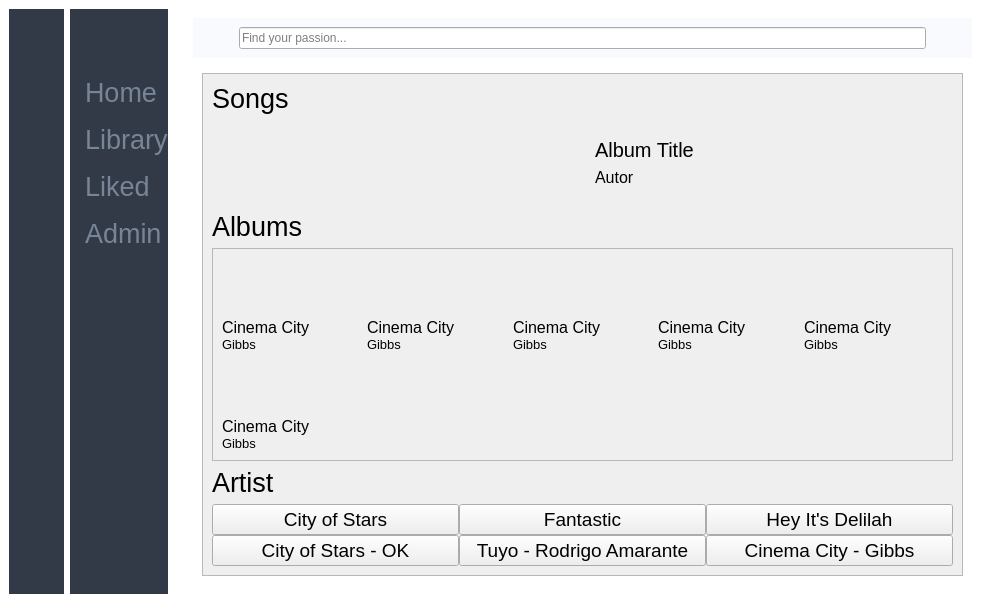
The window that gui/mainscreen.ui (blackjackmk/duckyfm) describes before a commit, drawn with Qt 5.
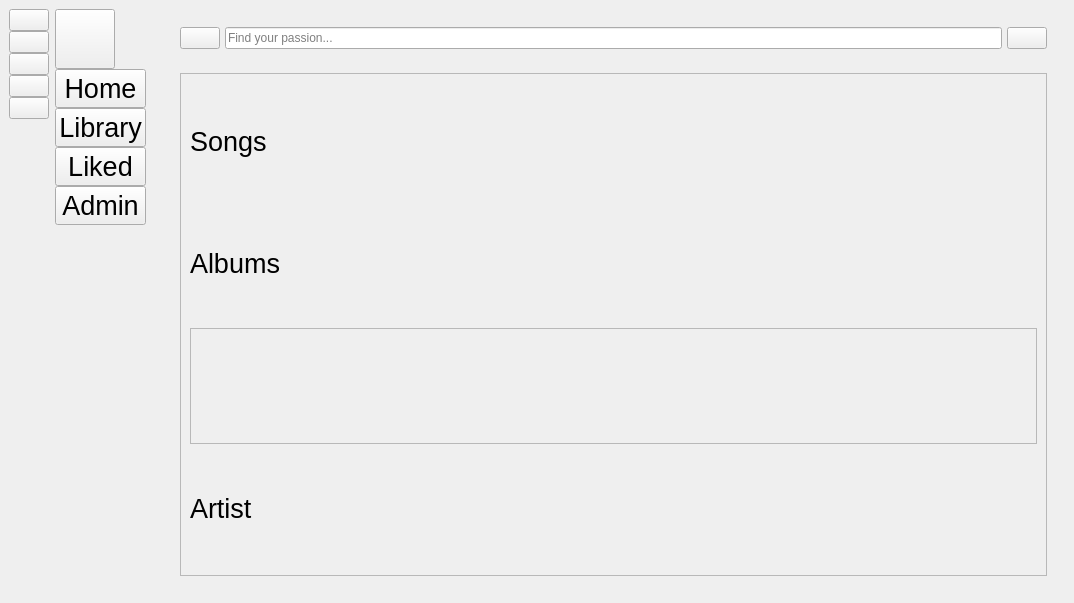
The same window after the commit. The open tabs and pages were chosen to show the change. Icons and pictures are not drawn.

Commit message: get ids for admin combobox

What changed in the file:
```diff
--- a/gui/mainscreen.ui
+++ b/gui/mainscreen.ui
@@ -6,7 +6,7 @@
    <rect>
     <x>0</x>
     <y>0</y>
-    <width>990</width>
+    <width>1074</width>
     <height>603</height>
    </rect>
   </property>
@@ -14,58 +14,7 @@
    <string>DuckyFM</string>
   </property>
   <property name="styleSheet">
-   <string notr="true">#MainWindow{
-    background-color: #fff;
-}
-
-#top_menu{
-    background-color: #f9fafd;
-}
-
-#top_menu QPushButton{
-    border: none;
-}
-
-#sidebar_icon{
-    background-color: #313a46;
-}
-
-#sidebar_icon QPushButton{
-    border: none;
-    padding: 8px 8px 8px 15px;
-}
-
-#sidebar_icon QPushButton:hover{
-    background-color: rgba(86, 101, 115, 0.5);
-}
-
-#sidebar_icon QPushButton:checked{
-    background-color: rgba(86, 101, 115, 0.5);
-}
-
-#sidebar_full{
-    background-color: #313a46;
-}
-
-#sidebar_full QPushButton{
-    border: none;
-    border-radius: 3px;
-    text-align: left;
-    padding: 8px 0 8px 15px;
-    color: #788596;
-}
-
-#sidebar_full QPushButton:hover{
-    background-color: rgba(86, 101, 115, 0.5);
-}
-
-#sidebar_full QPushButton:checked{
-    color: #fff;
-}
-
-#home_page QPushButton{
-	text-align:left;
-}</string>
+   <string notr="true"/>
   </property>
   <widget class="QWidget" name="centralwidget">
    <layout class="QGridLayout" name="gridLayout">
@@ -2761,8 +2710,8 @@
                <rect>
                 <x>0</x>
                 <y>0</y>
-                <width>665</width>
-                <height>472</height>
+                <width>794</width>
+                <height>485</height>
                </rect>
               </property>
               <layout class="QVBoxLayout" name="verticalLayout_42">
@@ -2779,66 +2728,7 @@
                 </widget>
                </item>
                <item>
-                <layout class="QVBoxLayout" name="song_search_container">
-                 <item>
-                  <widget class="QWidget" name="search_song_info" native="true">
-                   <layout class="QHBoxLayout" name="horizontalLayout_4">
-                    <item>
-                     <widget class="QLabel" name="song_logo">
-                      <property name="sizePolicy">
-                       <sizepolicy hsizetype="Preferred" vsizetype="Preferred">
-                        <horstretch>0</horstretch>
-                        <verstretch>0</verstretch>
-                       </sizepolicy>
-                      </property>
-                      <property name="text">
-                       <string/>
-                      </property>
-                      <property name="pixmap">
-                       <pixmap resource="resource.qrc">:/icon/icomoon/music.svg</pixmap>
-                      </property>
-                      <property name="scaledContents">
-                       <bool>false</bool>
-                      </property>
-                      <property name="alignment">
-                       <set>Qt::AlignCenter</set>
-                      </property>
-                     </widget>
-                    </item>
-                    <item>
-                     <widget class="QWidget" name="info_2" native="true">
-                      <layout class="QVBoxLayout" name="verticalLayout_18">
-                       <item>
-                        <widget class="QLabel" name="song_title_3">
-                         <property name="font">
-                          <font>
-                           <pointsize>15</pointsize>
-                          </font>
-                         </property>
-                         <property name="text">
-                          <string>Album Title</string>
-                         </property>
-                        </widget>
-                       </item>
-                       <item>
-                        <widget class="QLabel" name="song_autor">
-                         <property name="font">
-                          <font>
-                           <pointsize>12</pointsize>
-                          </font>
-                         </property>
-                         <property name="text">
-                          <string>Autor</string>
-                         </property>
-                        </widget>
-                       </item>
-                      </layout>
-                     </widget>
-                    </item>
-                   </layout>
-                  </widget>
-                 </item>
-                </layout>
+                <layout class="QVBoxLayout" name="song_search_container"/>
                </item>
                <item>
                 <widget class="QLabel" name="search_label_2">
@@ -2860,446 +2750,7 @@
                  <property name="frameShadow">
                   <enum>QFrame::Raised</enum>
                  </property>
-                 <layout class="QGridLayout" name="gridLayout_5">
-                  <item row="0" column="0">
-                   <widget class="QWidget" name="song_card_8" native="true">
-                    <layout class="QVBoxLayout" name="verticalLayout_19" stretch="0,0,0">
-                     <property name="spacing">
-                      <number>0</number>
-                     </property>
-                     <property name="leftMargin">
-                      <number>0</number>
-                     </property>
-                     <property name="topMargin">
-                      <number>0</number>
-                     </property>
-                     <property name="rightMargin">
-                      <number>0</number>
-                     </property>
-                     <property name="bottomMargin">
-                      <number>0</number>
-                     </property>
-                     <item>
-                      <widget class="QLabel" name="img_3">
-                       <property name="sizePolicy">
-                        <sizepolicy hsizetype="Preferred" vsizetype="Expanding">
-                         <horstretch>0</horstretch>
-                         <verstretch>0</verstretch>
-                        </sizepolicy>
-                       </property>
-                       <property name="text">
-                        <string/>
-                       </property>
-                       <property name="pixmap">
-                        <pixmap resource="resource.qrc">:/icon/icomoon/play3.svg</pixmap>
-                       </property>
-                       <property name="scaledContents">
-                        <bool>false</bool>
-                       </property>
-                       <property name="alignment">
-                        <set>Qt::AlignCenter</set>
-                       </property>
-                      </widget>
-                     </item>
-                     <item>
-                      <widget class="QLabel" name="song_title_9">
-                       <property name="sizePolicy">
-                        <sizepolicy hsizetype="Preferred" vsizetype="Preferred">
-                         <horstretch>0</horstretch>
-                         <verstretch>0</verstretch>
-                        </sizepolicy>
-                       </property>
-                       <property name="font">
-                        <font>
-                         <pointsize>12</pointsize>
-                        </font>
-                       </property>
-                       <property name="text">
-                        <string>Cinema City</string>
-                       </property>
-                      </widget>
-                     </item>
-                     <item>
-                      <widget class="QLabel" name="artist_3">
-                       <property name="font">
-                        <font>
-                         <pointsize>10</pointsize>
-                        </font>
-                       </property>
-                       <property name="text">
-                        <string>Gibbs</string>
-                       </property>
-                      </widget>
-                     </item>
-                    </layout>
-                   </widget>
-                  </item>
-                  <item row="0" column="2">
-                   <widget class="QWidget" name="song_card_9" native="true">
-                    <layout class="QVBoxLayout" name="verticalLayout_20" stretch="0,0,0">
-                     <property name="spacing">
-                      <number>0</number>
-                     </property>
-                     <property name="leftMargin">
-                      <number>0</number>
-                     </property>
-                     <property name="topMargin">
-                      <number>0</number>
-                     </property>
-                     <property name="rightMargin">
-                      <number>0</number>
-                     </property>
-                     <property name="bottomMargin">
-                      <number>0</number>
-                     </property>
-                     <item>
-                      <widget class="QLabel" name="img_9">
-                       <property name="sizePolicy">
-                        <sizepolicy hsizetype="Preferred" vsizetype="Expanding">
-                         <horstretch>0</horstretch>
-                         <verstretch>0</verstretch>
-                        </sizepolicy>
-                       </property>
-                       <property name="text">
-                        <string/>
-                       </property>
-                       <property name="pixmap">
-                        <pixmap resource="resource.qrc">:/icon/icomoon/play3.svg</pixmap>
-                       </property>
-                       <property name="scaledContents">
-                        <bool>false</bool>
-                       </property>
-                       <property name="alignment">
-                        <set>Qt::AlignCenter</set>
-                       </property>
-                      </widget>
-                     </item>
-                     <item>
-                      <widget class="QLabel" name="song_title_10">
-                       <property name="sizePolicy">
-                        <sizepolicy hsizetype="Preferred" vsizetype="Preferred">
-                         <horstretch>0</horstretch>
-                         <verstretch>0</verstretch>
-                        </sizepolicy>
-                       </property>
-                       <property name="font">
-                        <font>
-                         <pointsize>12</pointsize>
-                        </font>
-                       </property>
-                       <property name="text">
-                        <string>Cinema City</string>
-                       </property>
-                      </widget>
-                     </item>
-                     <item>
-                      <widget class="QLabel" name="artist_9">
-                       <property name="font">
-                        <font>
-                         <pointsize>10</pointsize>
-                        </font>
-                       </property>
-                       <property name="text">
-                        <string>Gibbs</string>
-                       </property>
-                      </widget>
-                     </item>
-                    </layout>
-                   </widget>
-                  </item>
-                  <item row="0" column="1">
-                   <widget class="QWidget" name="song_card_10" native="true">
-                    <layout class="QVBoxLayout" name="verticalLayout_21" stretch="0,0,0">
-                     <property name="spacing">
-                      <number>0</number>
-                     </property>
-                     <property name="leftMargin">
-                      <number>0</number>
-                     </property>
-                     <property name="topMargin">
-                      <number>0</number>
-                     </property>
-                     <property name="rightMargin">
-                      <number>0</number>
-                     </property>
-                     <property name="bottomMargin">
-                      <number>0</number>
-                     </property>
-                     <item>
-                      <widget class="QLabel" name="img_10">
-                       <property name="sizePolicy">
-                        <sizepolicy hsizetype="Preferred" vsizetype="Expanding">
-                         <horstretch>0</horstretch>
-                         <verstretch>0</verstretch>
-                        </sizepolicy>
-                       </property>
-                       <property name="text">
-                        <string/>
-                       </property>
-                       <property name="pixmap">
-                        <pixmap resource="resource.qrc">:/icon/icomoon/play3.svg</pixmap>
-                       </property>
-                       <property name="scaledContents">
-                        <bool>false</bool>
-                       </property>
-                       <property name="alignment">
-                        <set>Qt::AlignCenter</set>
-                       </property>
-                      </widget>
-                     </item>
-                     <item>
-                      <widget class="QLabel" name="song_title_11">
-                       <property name="sizePolicy">
-                        <sizepolicy hsizetype="Preferred" vsizetype="Preferred">
-                         <horstretch>0</horstretch>
-                         <verstretch>0</verstretch>
-                        </sizepolicy>
-                       </property>
-                       <property name="font">
-                        <font>
-                         <pointsize>12</pointsize>
-                        </font>
-                       </property>
-                       <property name="text">
-                        <string>Cinema City</string>
-                       </property>
-                      </widget>
-                     </item>
-                     <item>
-                      <widget class="QLabel" name="artist_10">
-                       <property name="font">
-                        <font>
-                         <pointsize>10</pointsize>
-                        </font>
-                       </property>
-                       <property name="text">
-                        <string>Gibbs</string>
-                       </property>
-                      </widget>
-                     </item>
-                    </layout>
-                   </widget>
-                  </item>
-                  <item row="0" column="4">
-                   <widget class="QWidget" name="song_card_11" native="true">
-                    <layout class="QVBoxLayout" name="verticalLayout_22" stretch="0,0,0">
-                     <property name="spacing">
-                      <number>0</number>
-                     </property>
-                     <property name="leftMargin">
-                      <number>0</number>
-                     </property>
-                     <property name="topMargin">
-                      <number>0</number>
-                     </property>
-                     <property name="rightMargin">
-                      <number>0</number>
-                     </property>
-                     <property name="bottomMargin">
-                      <number>0</number>
-                     </property>
-                     <item>
-                      <widget class="QLabel" name="img_11">
-                       <property name="sizePolicy">
-                        <sizepolicy hsizetype="Preferred" vsizetype="Expanding">
-                         <horstretch>0</horstretch>
-                         <verstretch>0</verstretch>
-                        </sizepolicy>
-                       </property>
-                       <property name="text">
-                        <string/>
-                       </property>
-                       <property name="pixmap">
-                        <pixmap resource="resource.qrc">:/icon/icomoon/play3.svg</pixmap>
-                       </property>
-                       <property name="scaledContents">
-                        <bool>false</bool>
-                       </property>
-                       <property name="alignment">
-                        <set>Qt::AlignCenter</set>
-                       </property>
-                      </widget>
-                     </item>
-                     <item>
-                      <widget class="QLabel" name="song_title_12">
-                       <property name="sizePolicy">
-                        <sizepolicy hsizetype="Preferred" vsizetype="Preferred">
-                         <horstretch>0</horstretch>
-                         <verstretch>0</verstretch>
-                        </sizepolicy>
-                       </property>
-                       <property name="font">
-                        <font>
-                         <pointsize>12</pointsize>
-                        </font>
-                       </property>
-                       <property name="text">
-                        <string>Cinema City</string>
-                       </property>
-                      </widget>
-                     </item>
-                     <item>
-                      <widget class="QLabel" name="artist_11">
-                       <property name="font">
-                        <font>
-                         <pointsize>10</pointsize>
-                        </font>
-                       </property>
-                       <property name="text">
-                        <string>Gibbs</string>
-                       </property>
-                      </widget>
-                     </item>
-                    </layout>
-                   </widget>
-                  </item>
-                  <item row="0" column="3">
-                   <widget class="QWidget" name="song_card_12" native="true">
-                    <layout class="QVBoxLayout" name="verticalLayout_24" stretch="0,0,0">
-                     <property name="spacing">
-                      <number>0</number>
-                     </property>
-                     <property name="leftMargin">
-                      <number>0</number>
-                     </property>
-                     <property name="topMargin">
-                      <number>0</number>
-                     </property>
-                     <property name="rightMargin">
-                      <number>0</number>
-                     </property>
-                     <property name="bottomMargin">
-                      <number>0</number>
-                     </property>
-                     <item>
-                      <widget class="QLabel" name="img_12">
-                       <property name="sizePolicy">
-                        <sizepolicy hsizetype="Preferred" vsizetype="Expanding">
-                         <horstretch>0</horstretch>
-                         <verstretch>0</verstretch>
-                        </sizepolicy>
-                       </property>
-                       <property name="text">
-                        <string/>
-                       </property>
-                       <property name="pixmap">
-                        <pixmap resource="resource.qrc">:/icon/icomoon/play3.svg</pixmap>
-                       </property>
-                       <property name="scaledContents">
-                        <bool>false</bool>
-                       </property>
-                       <property name="alignment">
-                        <set>Qt::AlignCenter</set>
-                       </property>
-                      </widget>
-                     </item>
-                     <item>
-                      <widget class="QLabel" name="song_title_13">
-                       <property name="sizePolicy">
-                        <sizepolicy hsizetype="Preferred" vsizetype="Preferred">
-                         <horstretch>0</horstretch>
-                         <verstretch>0</verstretch>
-                        </sizepolicy>
-                       </property>
-                       <property name="font">
-                        <font>
-                         <pointsize>12</pointsize>
-                        </font>
-                       </property>
-                       <property name="text">
-                        <string>Cinema City</string>
-                       </property>
-                      </widget>
-                     </item>
-                     <item>
-                      <widget class="QLabel" name="artist_12">
-                       <property name="font">
-                        <font>
-                         <pointsize>10</pointsize>
-                        </font>
-                       </property>
-                       <property name="text">
-                        <string>Gibbs</string>
-                       </property>
-                      </widget>
-                     </item>
-                    </layout>
-                   </widget>
-                  </item>
-                  <item row="1" column="0">
-                   <widget class="QWidget" name="song_card_13" native="true">
-                    <layout class="QVBoxLayout" name="verticalLayout_26" stretch="0,0,0">
-                     <property name="spacing">
-                      <number>0</number>
-                     </property>
-                     <property name="leftMargin">
-                      <number>0</number>
-                     </property>
-                     <property name="topMargin">
-                      <number>0</number>
-                     </property>
-                     <property name="rightMargin">
-                      <number>0</number>
-                     </property>
-                     <property name="bottomMargin">
-                      <number>0</number>
-                     </property>
-                     <item>
-                      <widget class="QLabel" name="img_13">
-                       <property name="sizePolicy">
-                        <sizepolicy hsizetype="Preferred" vsizetype="Expanding">
-                         <horstretch>0</horstretch>
-                         <verstretch>0</verstretch>
-                        </sizepolicy>
-                       </property>
-                       <property name="text">
-                        <string/>
-                       </property>
-                       <property name="pixmap">
-                        <pixmap resource="resource.qrc">:/icon/icomoon/play3.svg</pixmap>
-                       </property>
-                       <property name="scaledContents">
-                        <bool>false</bool>
-                       </property>
-                       <property name="alignment">
-                        <set>Qt::AlignCenter</set>
-                       </property>
-                      </widget>
-                     </item>
-                     <item>
-                      <widget class="QLabel" name="song_title_14">
-                       <property name="sizePolicy">
-                        <sizepolicy hsizetype="Preferred" vsizetype="Preferred">
-                         <horstretch>0</horstretch>
-                         <verstretch>0</verstretch>
-                        </sizepolicy>
-                       </property>
-                       <property name="font">
-                        <font>
-                         <pointsize>12</pointsize>
-                        </font>
-                       </property>
-                       <property name="text">
-                        <string>Cinema City</string>
-                       </property>
-                      </widget>
-                     </item>
-                     <item>
-                      <widget class="QLabel" name="artist_13">
-                       <property name="font">
-                        <font>
-                         <pointsize>10</pointsize>
-                        </font>
-                       </property>
-                       <property name="text">
-                        <string>Gibbs</string>
-                       </property>
-                      </widget>
-                     </item>
-                    </layout>
-                   </widget>
-                  </item>
-                 </layout>
+                 <layout class="QGridLayout" name="gridLayout_5"/>
                 </widget>
                </item>
                <item>
@@ -3319,144 +2770,6 @@
                  <property name="spacing">
                   <number>0</number>
                  </property>
-                 <item row="1" column="0">
-                  <widget class="QPushButton" name="search_singer_4">
-                   <property name="font">
-                    <font>
-                     <pointsize>14</pointsize>
-                    </font>
-                   </property>
-                   <property name="text">
-                    <string>City of Stars - OK</string>
-                   </property>
-                   <property name="icon">
-                    <iconset resource="resource.qrc">
-                     <normaloff>:/icon/icomoon/radio-checked2.svg</normaloff>:/icon/icomoon/radio-checked2.svg</iconset>
-                   </property>
-                   <property name="iconSize">
-                    <size>
-                     <width>30</width>
-                     <height>30</height>
-                    </size>
-                   </property>
-                  </widget>
-                 </item>
-                 <item row="1" column="1">
-                  <widget class="QPushButton" name="search_singer_5">
-                   <property name="font">
-                    <font>
-                     <pointsize>14</pointsize>
-                    </font>
-                   </property>
-                   <property name="layoutDirection">
-                    <enum>Qt::LeftToRight</enum>
-                   </property>
-                   <property name="text">
-                    <string>Tuyo - Rodrigo Amarante</string>
-                   </property>
-                   <property name="icon">
-                    <iconset resource="resource.qrc">
-                     <normaloff>:/icon/icomoon/radio-checked2.svg</normaloff>:/icon/icomoon/radio-checked2.svg</iconset>
-                   </property>
-                   <property name="iconSize">
-                    <size>
-                     <width>30</width>
-                     <height>30</height>
-                    </size>
-                   </property>
-                  </widget>
-                 </item>
-                 <item row="0" column="0">
-                  <widget class="QPushButton" name="search_singer_1">
-                   <property name="font">
-                    <font>
-                     <pointsize>14</pointsize>
-                    </font>
-                   </property>
-                   <property name="styleSheet">
-                    <string notr="true"/>
-                   </property>
-                   <property name="text">
-                    <string>City of Stars</string>
-                   </property>
-                   <property name="icon">
-                    <iconset resource="resource.qrc">
-                     <normaloff>:/icon/icomoon/radio-checked2.svg</normaloff>:/icon/icomoon/radio-checked2.svg</iconset>
-                   </property>
-                   <property name="iconSize">
-                    <size>
-                     <width>30</width>
-                     <height>30</height>
-                    </size>
-                   </property>
-                  </widget>
-                 </item>
-                 <item row="0" column="1">
-                  <widget class="QPushButton" name="search_singer_2">
-                   <property name="font">
-                    <font>
-                     <pointsize>14</pointsize>
-                    </font>
-                   </property>
-                   <property name="text">
-                    <string>Fantastic</string>
-                   </property>
-                   <property name="icon">
-                    <iconset resource="resource.qrc">
-                     <normaloff>:/icon/icomoon/radio-checked2.svg</normaloff>:/icon/icomoon/radio-checked2.svg</iconset>
-                   </property>
-                   <property name="iconSize">
-                    <size>
-                     <width>30</width>
-                     <height>30</height>
-                    </size>
-                   </property>
-                  </widget>
-                 </item>
-                 <item row="0" column="2">
-                  <widget class="QPushButton" name="search_singer_3">
-                   <property name="font">
-                    <font>
-                     <pointsize>14</pointsize>
-                    </font>
-                   </property>
-                   <property name="text">
-                    <string>Hey It's Delilah</string>
-                   </property>
-                   <property name="icon">
-                    <iconset resource="resource.qrc">
-                     <normaloff>:/icon/icomoon/radio-checked2.svg</normaloff>:/icon/icomoon/radio-checked2.svg</iconset>
-                   </property>
-                   <property name="iconSize">
-                    <size>
-                     <width>30</width>
-                     <height>30</height>
-                    </size>
-                   </property>
-                  </widget>
-                 </item>
-                 <item row="1" column="2">
-                  <widget class="QPushButton" name="search_singer_6">
-                   <property name="font">
-                    <font>
-                     <pointsize>14</pointsize>
-                    </font>
-                   </property>
-                   <property name="text">
-                    <string>Cinema City - Gibbs</string>
-                   </property>
-                   <property name="icon">
-                    <iconset resource="resource.qrc">
-                     <normaloff>:/icon/icomoon/radio-checked2.svg</normaloff>:/icon/icomoon/radio-checked2.svg</iconset>
-                   </property>
-                   <property name="iconSize">
-                    <size>
-                     <width>30</width>
-                     <height>30</height>
-                    </size>
-                   </property>
-                  </widget>
-                 </item>
                 </layout>
                </item>
               </layout>
```
Left out of the diff: 1441 changed lines with no effect on the pictures. The commit also changes 2 other files.
